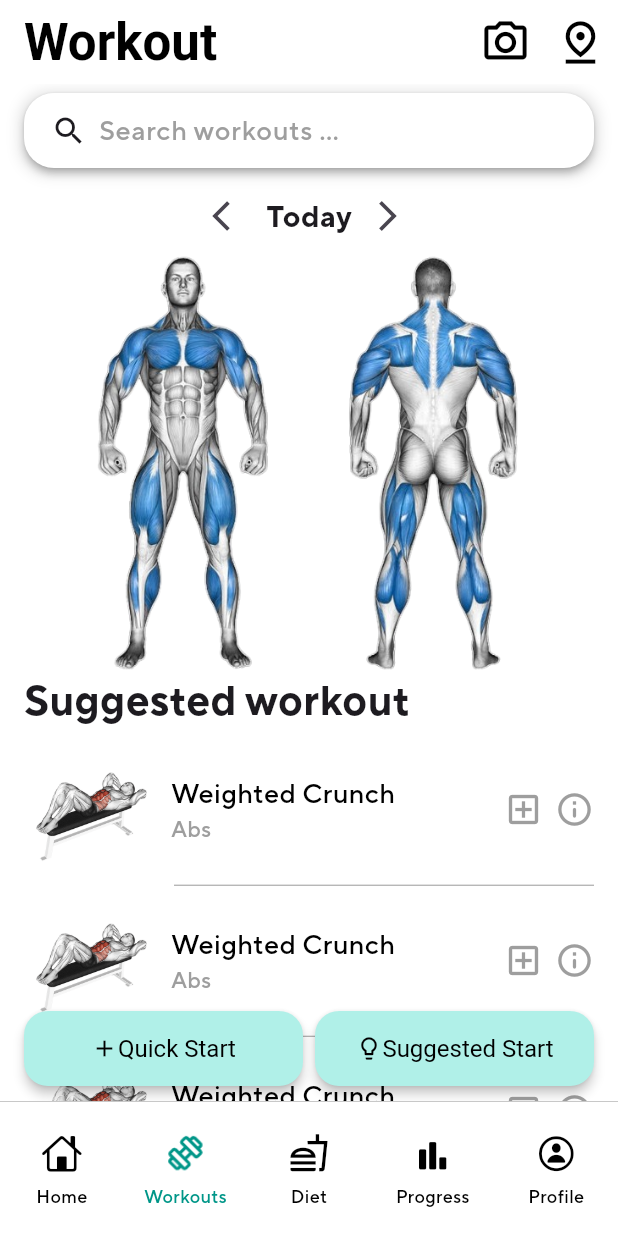
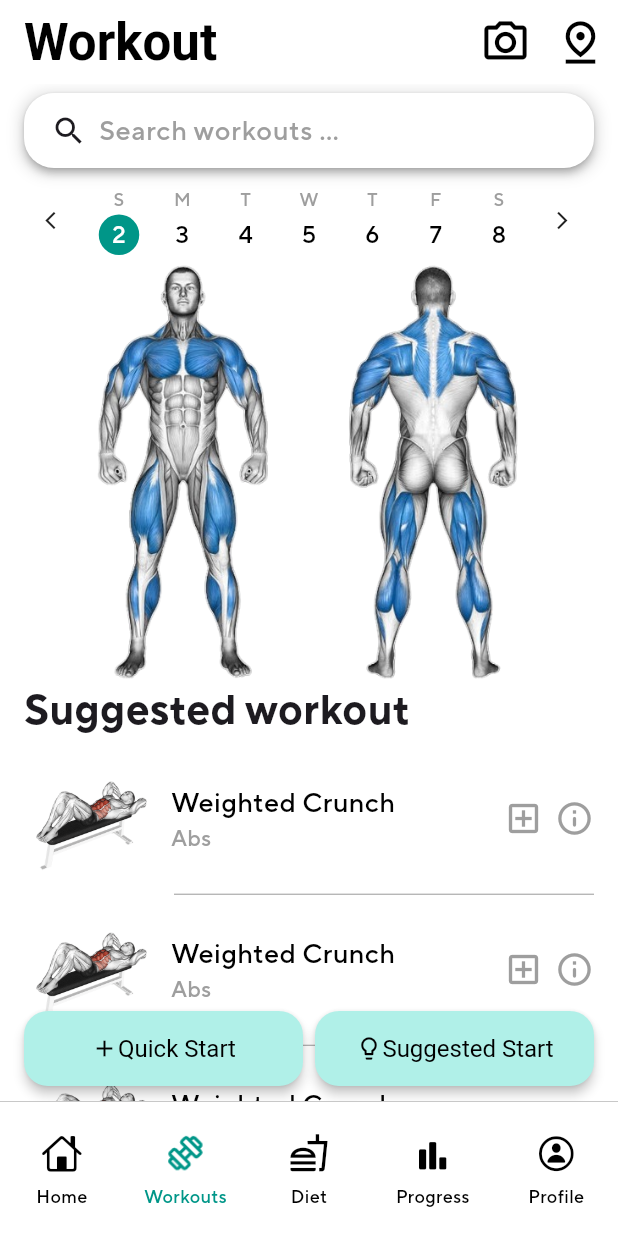
Before and after one commit to JerfDaRerf/HealthApp, a Flutter app: the screen it shows after launch, item 2 of the bottom bar chosen, on a phone screen of 412 x 824 dp. Run offline on Flutter 3.47's test engine with Material 3 defaults, Android fonts, the light colour scheme and no system bars.

Commit message:
Changed date display to weekly show

```diff
--- a/fitnessapp/lib/views/navigation_pages/workout_page.dart
+++ b/fitnessapp/lib/views/navigation_pages/workout_page.dart
@@ -55,7 +55,10 @@ class _WorkoutPage extends State<WorkoutPage>{
                     padding: const EdgeInsets.only(bottom: 8.0, top: 6.0),
                     child: searchBar()
                   ),
-                  dateSelector(),
+                  Padding(
+                    padding: const EdgeInsets.only(top: 4.0, bottom: 4.0),
+                    child: dateSelector(),
+                  ),
                   muscleDisplay(),
                   Padding(
                     padding: const EdgeInsets.only(bottom: 8.0),
@@ -64,7 +67,6 @@ class _WorkoutPage extends State<WorkoutPage>{
                   Expanded(
                     child: SuggestedExercisesList(),
                   ),
-
                 ],
               ),
 
@@ -246,43 +248,222 @@ class _WorkoutPage extends State<WorkoutPage>{
   // At a given date, the program should recommend a workout given on the user's perferences
   // For example, maybe for a given day, the user will be recommended to do a leg workout
   // Maybe on another day, it will be a chest workout
-  Center dateSelector() {
-    return Center(
-      child: Row(
-        // mainAxisAlignment: MainAxisAlignment.spaceBetween,
-        mainAxisAlignment: MainAxisAlignment.center,
-        children: <Widget> [
-          // go one date back
-          IconButton(
-            icon: const Icon(Icons.arrow_back_ios),
-            onPressed: () {
+  // Center dateSelector() {
+  //   return Center(
+  //     child: Row(
+  //       // mainAxisAlignment: MainAxisAlignment.spaceBetween,
+  //       mainAxisAlignment: MainAxisAlignment.center,
+  //       children: <Widget> [
+  //         // go one date back
+  //         IconButton(
+  //           icon: const Icon(Icons.arrow_back_ios),
+  //           onPressed: () {
+  //             setState(() {
+  //               selectedDate -= 1;
+  //             });
+  //           },
+  //         ),
+  //         Text(
+  //           formatText(selectedDate),
+  //           style: const TextStyle(
+  //             fontSize: 20.0,
+  //             fontWeight: FontWeight.bold,
+  //           ),
+  //         ),
+  //         // go one date forward
+  //         IconButton(
+  //           icon: const Icon(Icons.arrow_forward_ios),
+  //           onPressed: () {
+  //             setState(() {
+  //               selectedDate += 1;
+  //             });
+  //           },
+  //         ),
+  //       ],
+  //     ),
+  //   );
+
+  // }
+  Row dateSelector(){
+    DateTime now = DateTime.now();
+    int currentDayOfWeek = now.weekday;
+    DateTime sunday = now.subtract(Duration(days: currentDayOfWeek % 7));
+    List<String> days = ["S", "M", "T", "W", "T", "F", "S"];
+    List<DateTime> weekDates = List.generate(7, (index) => sunday.add(Duration(days: index)).add(Duration(days: (selectedDate - selectedDate % 7))));
+
+    return Row(
+        children: [
+          Expanded(
+            flex: 1,
+            child: GestureDetector(
+              onTap: (){
                 setState(() {
-                selectedDate -= 1;
+                  selectedDate -= 7;
                 });
               },
-          ),
-          Text(
-            formatText(selectedDate),
-            style: const TextStyle(
-              fontSize: 20.0,
-              fontWeight: FontWeight.bold,
+              child: const Icon(
+                Icons.arrow_back_ios,
+                size: 14.0,
               ),
             ),
-          // go one date forward
-          IconButton(
-            icon: const Icon(Icons.arrow_forward_ios),
-            onPressed: () {
+          ),
+          Expanded(
+            flex: 1,
+            child: GestureDetector(
+              onTap: (){
                 setState(() {
-                selectedDate += 1;
+                  selectedDate = selectedDate - (selectedDate % 7);
                 });
               },
+              child: textDayColumn(days[0], weekDates[0].day.toString(), 6)
+            )
+          ),
+          Expanded(
+            flex: 1,
+            child: GestureDetector(
+              onTap: (){
+                setState(() {
+                  selectedDate = selectedDate + (1 - selectedDate % 7);
+                });
+              },
+              child: textDayColumn(days[1], weekDates[1].day.toString(), 0)
+            ),
+          ),
+          Expanded(
+            flex: 1,
+            child: GestureDetector(
+              onTap: (){
+                setState(() {
+                  selectedDate = selectedDate + (2 - selectedDate % 7);
+                });
+              },
+              child: textDayColumn(days[2], weekDates[2].day.toString(), 1)
+            )
+          ),
+          Expanded(
+            flex: 1,
+            child: GestureDetector(
+              onTap: (){
+                setState(() {
+                  selectedDate = selectedDate + (3 - selectedDate % 7);
+                });
+              },
+              child: textDayColumn(days[3], weekDates[3].day.toString(), 2)
+            )
+          ),
+          Expanded(
+            flex: 1,
+            child: GestureDetector(
+              onTap: (){
+                setState(() {
+                  selectedDate = selectedDate + (4 - selectedDate % 7);
+                });
+              },
+              child: textDayColumn(days[4], weekDates[4].day.toString(), 3)
+            )
+          ),
+          Expanded(
+            flex: 1,
+            child: GestureDetector(
+              onTap: (){
+                setState(() {
+                  selectedDate = selectedDate + (5 - selectedDate % 7);
+                });
+              },
+              child: textDayColumn(days[5], weekDates[5].day.toString(), 4)
+            )
+          ),
+          Expanded(
+            flex: 1,
+            child: GestureDetector(
+              onTap: (){
+                setState(() {
+                  selectedDate = selectedDate + (6 - selectedDate % 7);
+                });
+              },
+              child: textDayColumn(days[6], weekDates[6].day.toString(), 5)
+            )
+          ),
+          Expanded(
+            flex: 1,
+            child: GestureDetector(
+              onTap: (){
+                setState(() {
+                  selectedDate += 7;
+                });
+              },
+              child: const Icon(
+                Icons.arrow_forward_ios,
+                size: 14.0,
+              ),
+            ),
           ),
         ],
+    );
+  }
+
+  Column textDayColumn(String currentDayOfWeek, String date, int indexDayOfWeek){
+    return Column(
+      mainAxisSize: MainAxisSize.min,
+      children: <Widget>[
+        Text(
+          currentDayOfWeek,
+          style: const TextStyle(
+            fontSize: 12.0,
+            color: Colors.grey,
           ),
+        ),
+        const SizedBox(height: 2.0),
+        Container(
+          width: 27,
+          height: 27,
+          alignment: Alignment.center,
+          decoration: BoxDecoration(
+            color: circleColorBasedOnDate(indexDayOfWeek),
+            shape: BoxShape.circle,
+          ),
+          child: Text(
+            date,
+            style: TextStyle(
+              fontSize: 16.0,
+              color: textColorBasedOnDate(indexDayOfWeek),
+            ),
+          ),
+        ),
+      ],
     );
+  }
+
+  Color circleColorBasedOnDate(int indexDayOfWeek){
+    if(selectedDate == 0 && indexDayOfWeek == DateTime.now().weekday - 1){
+      return Colors.teal;
+    }
+    if(selectedDate % 7 == 0 && indexDayOfWeek == DateTime.now().weekday - 1){
+      return Colors.teal.withOpacity(0.5);
+    }
+    int dayOfWeek = (indexDayOfWeek + 1 ) % 7;
+    if(dayOfWeek == selectedDate % 7){
+      return Colors.grey.withOpacity(0.7);
+    }
+    return Colors.transparent;
+  }
+
+  Color textColorBasedOnDate(int indexDayOfWeek){
+    int dayOfWeek = (indexDayOfWeek + 1 ) % 7;
+    if((selectedDate - selectedDate % 7) == 0
+    && indexDayOfWeek == DateTime.now().weekday - 1
+    && dayOfWeek != selectedDate % 7){
+      return Colors.teal;
+    }
+    if(dayOfWeek == selectedDate % 7){
+      return Colors.white;
+    }
+    return Colors.black;
+  }
 
 }
-}
+
+
 
 class SuggestedExercisesList extends StatelessWidget{
 
--- a/fitnessapp/lib/views/workout_views/ongoing_workout_page.dart
+++ b/fitnessapp/lib/views/workout_views/ongoing_workout_page.dart
@@ -58,7 +58,7 @@ class _OngoingWorkoutPage extends State<OngoingWorkoutPage> {
       leading: IconButton(
         icon: const ImageIcon(
           AssetImage('lib/icon/arrow_down.png'),
-          size: 16.0,
+          size: 18.0,
         ),
         onPressed: () {
           Navigator.pop(context);
@@ -70,7 +70,7 @@ class _OngoingWorkoutPage extends State<OngoingWorkoutPage> {
         'Log Workout',
         style: TextStyle(
           color: Colors.black,
-          fontSize: 20,
+          fontSize: 22,
           fontWeight: FontWeight.w400,
         ),
       ),
```
Lines whose indentation alone changed are shown as unchanged.
